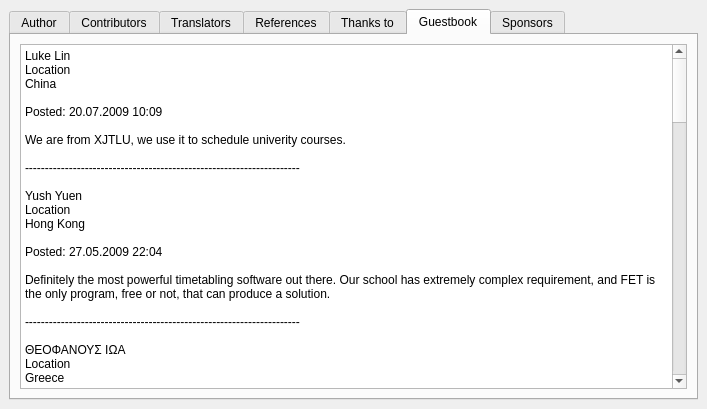
This is fet/src/interface/helpaboutform_template.ui in vonmecheln/fet as Qt 5 draws it before an edit. The edited form follows.
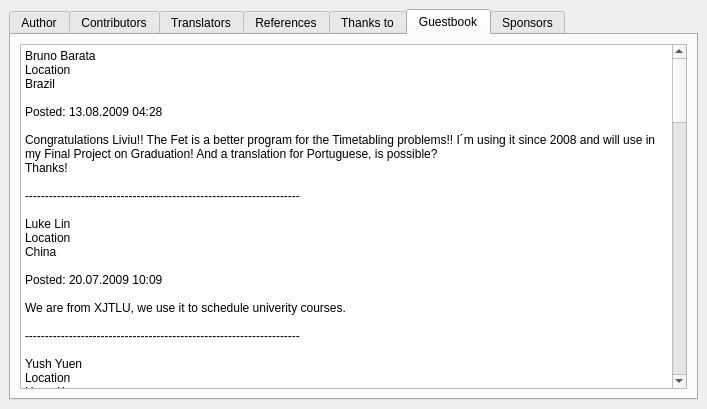
This is the edited form. The open tabs and pages were chosen to show the change.

```diff
--- a/fet/src/interface/helpaboutform_template.ui
+++ b/fet/src/interface/helpaboutform_template.ui
@@ -429,7 +429,18 @@
 &lt;html>&lt;head>&lt;meta name="qrichtext" content="1" />&lt;style type="text/css">
 p, li { white-space: pre-wrap; }
 &lt;/style>&lt;/head>&lt;body style=" font-family:'Sans Serif'; font-size:10pt; font-weight:400; font-style:normal;">
-&lt;p style=" margin-top:0px; margin-bottom:0px; margin-left:0px; margin-right:0px; -qt-block-indent:0; text-indent:0px;">&lt;span style=" font-size:9pt;">Luke Lin&lt;/span>&lt;/p>
+&lt;p style=" margin-top:0px; margin-bottom:0px; margin-left:0px; margin-right:0px; -qt-block-indent:0; text-indent:0px;">&lt;span style=" font-size:9pt;">Bruno Barata&lt;/span>&lt;/p>
+&lt;p style=" margin-top:0px; margin-bottom:0px; margin-left:0px; margin-right:0px; -qt-block-indent:0; text-indent:0px; font-size:9pt;">Location&lt;/p>
+&lt;p style=" margin-top:0px; margin-bottom:0px; margin-left:0px; margin-right:0px; -qt-block-indent:0; text-indent:0px; font-size:9pt;">Brazil&lt;/p>
+&lt;p style="-qt-paragraph-type:empty; margin-top:0px; margin-bottom:0px; margin-left:0px; margin-right:0px; -qt-block-indent:0; text-indent:0px; font-size:9pt;">&lt;/p>
+&lt;p style=" margin-top:0px; margin-bottom:0px; margin-left:0px; margin-right:0px; -qt-block-indent:0; text-indent:0px; font-size:9pt;">Posted: 13.08.2009 04:28&lt;/p>
+&lt;p style="-qt-paragraph-type:empty; margin-top:0px; margin-bottom:0px; margin-left:0px; margin-right:0px; -qt-block-indent:0; text-indent:0px; font-size:9pt;">&lt;/p>
+&lt;p style=" margin-top:0px; margin-bottom:0px; margin-left:0px; margin-right:0px; -qt-block-indent:0; text-indent:0px; font-size:9pt;">Congratulations Liviu!! The Fet is a better program for the Timetabling problems!! I´m using it since 2008 and will use in my Final Project on Graduation! And a translation for Portuguese, is possible?&lt;/p>
+&lt;p style=" margin-top:0px; margin-bottom:0px; margin-left:0px; margin-right:0px; -qt-block-indent:0; text-indent:0px; font-size:9pt;">Thanks!&lt;/p>
+&lt;p style="-qt-paragraph-type:empty; margin-top:0px; margin-bottom:0px; margin-left:0px; margin-right:0px; -qt-block-indent:0; text-indent:0px; font-size:9pt;">&lt;/p>
+&lt;p style=" margin-top:0px; margin-bottom:0px; margin-left:0px; margin-right:0px; -qt-block-indent:0; text-indent:0px; font-size:9pt;">---------------------------------------------------------------------&lt;/p>
+&lt;p style="-qt-paragraph-type:empty; margin-top:0px; margin-bottom:0px; margin-left:0px; margin-right:0px; -qt-block-indent:0; text-indent:0px; font-size:9pt;">&lt;/p>
+&lt;p style=" margin-top:0px; margin-bottom:0px; margin-left:0px; margin-right:0px; -qt-block-indent:0; text-indent:0px; font-size:9pt;">Luke Lin&lt;/p>
 &lt;p style=" margin-top:0px; margin-bottom:0px; margin-left:0px; margin-right:0px; -qt-block-indent:0; text-indent:0px; font-size:9pt;">Location&lt;/p>
 &lt;p style=" margin-top:0px; margin-bottom:0px; margin-left:0px; margin-right:0px; -qt-block-indent:0; text-indent:0px; font-size:9pt;">China&lt;/p>
 &lt;p style="-qt-paragraph-type:empty; margin-top:0px; margin-bottom:0px; margin-left:0px; margin-right:0px; -qt-block-indent:0; text-indent:0px; font-size:9pt;">&lt;/p>
```
Left out of the diff: 12 changed lines with no effect on the pictures.
